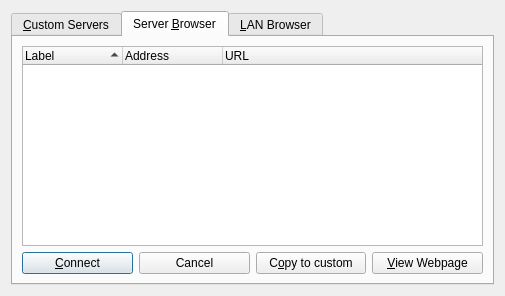
Before: the Qt Designer form src/mumble/ConnectDialog.ui in mumble-voip/mumble, drawn with Qt 5.
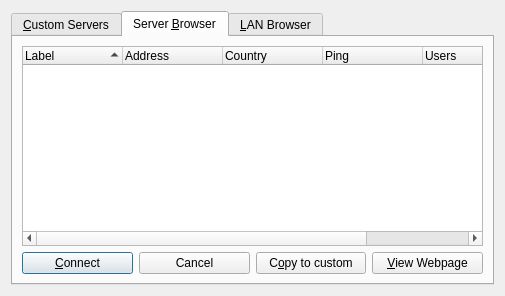
After: the same form once the commit is applied. The open tabs and pages were chosen to show the change.

Commit message: Show ping and usercount in public server list

```diff
--- a/src/mumble/ConnectDialog.ui
+++ b/src/mumble/ConnectDialog.ui
@@ -176,6 +176,21 @@
            <string>Address</string>
           </property>
          </column>
+         <column>
+          <property name="text">
+           <string>Country</string>
+          </property>
+         </column>
+         <column>
+          <property name="text">
+           <string>Ping</string>
+          </property>
+         </column>
+         <column>
+          <property name="text">
+           <string>Users</string>
+          </property>
+         </column>
          <column>
           <property name="text">
            <string>URL</string>
```
The commit also changes 2 other files.
